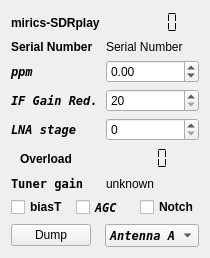
Above: src/devices/forms/sdrplay-widget-v3.ui from tomneda/DABstar before the change. Below: the same form after it.
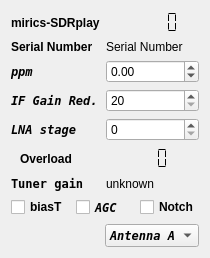
That is the form after the change.

Commit message:
Remove all dump buttons from device handlers
Only the button in the config menu is left for raw dump.
A new check box selects between .uff and .sdr format.
During dumping a timer is shown on the button.

What changed in the file:
```diff
--- a/src/devices/forms/sdrplay-widget-v3.ui
+++ b/src/devices/forms/sdrplay-widget-v3.ui
@@ -301,13 +301,6 @@
    </item>
    <item>
     <layout class="QHBoxLayout" name="horizontalLayout">
-     <item>
-      <widget class="QPushButton" name="dumpButton">
-       <property name="text">
-        <string>Dump</string>
-       </property>
-      </widget>
-     </item>
      <item>
       <spacer name="horizontalSpacer">
        <property name="orientation">
```
The commit also changes 45 other files.
